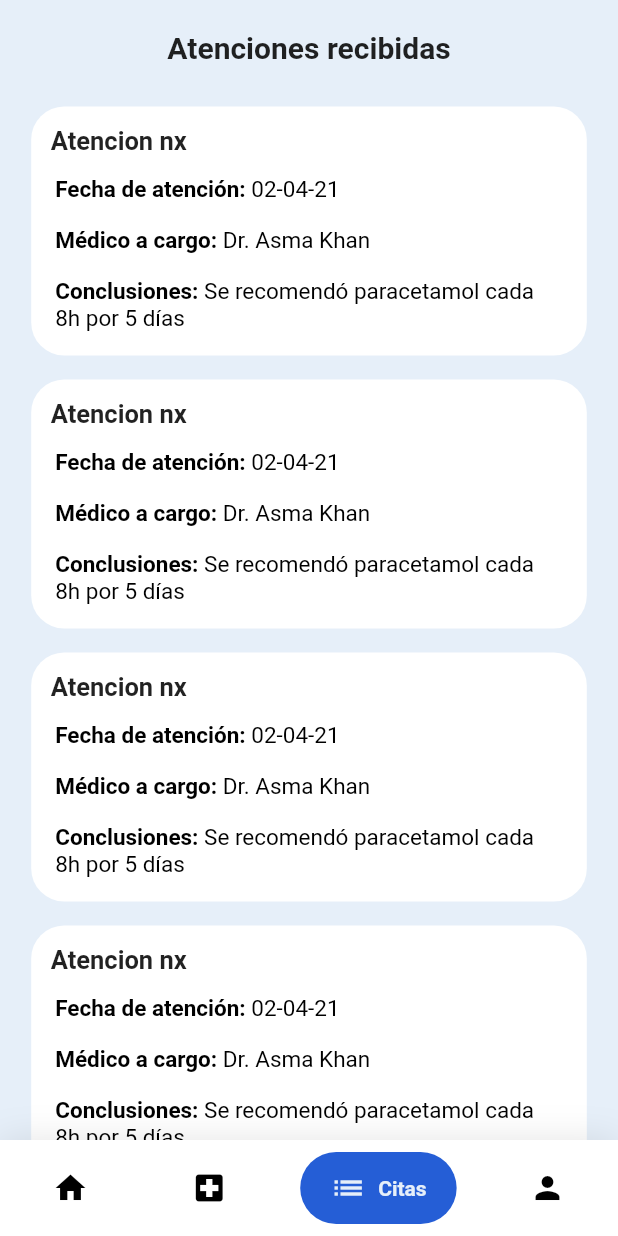
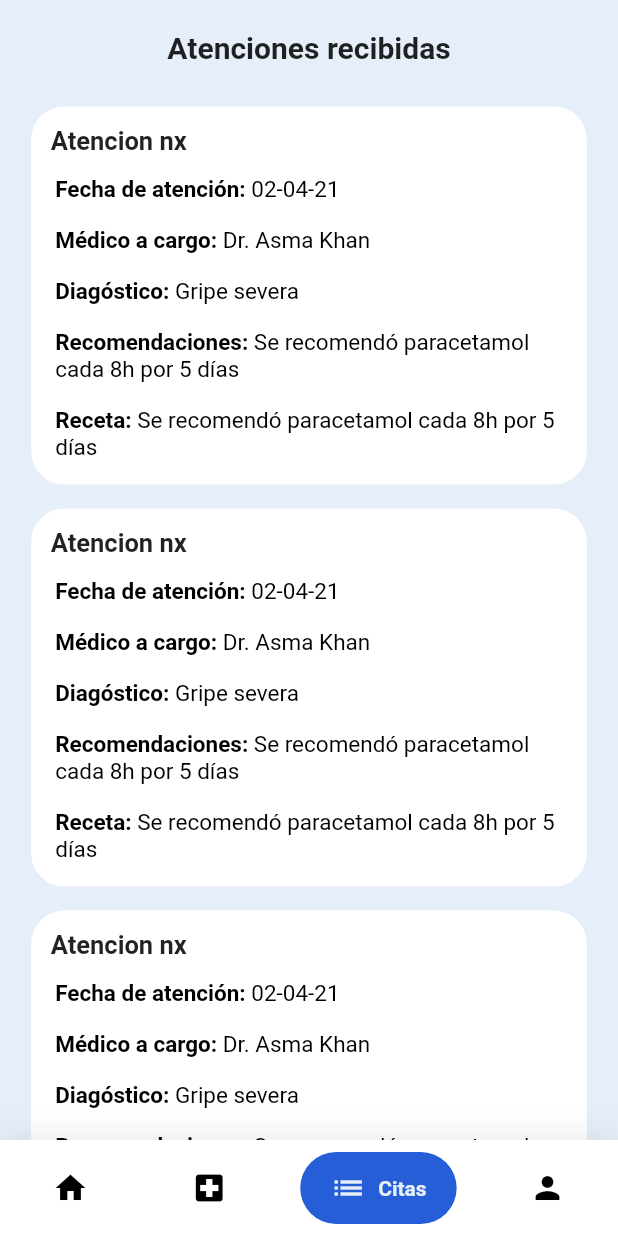
Before and after one commit to asloth/doctor_app, a Flutter app: the NavBarScreen screen opened directly, item 3 of the bottom bar chosen, on a phone screen of 412 x 824 dp. Run offline on Flutter 3.47's test engine with Material 2 defaults, Android fonts, the phone set to English and light mode, and no system bars; drawn by our look-alikes of google_nav_bar; our stand-ins replace flutter_svg, form_field_validator.

Commit message:
estoy apurada

```diff
--- a/lib/screens/attention/attention_screen.dart
+++ b/lib/screens/attention/attention_screen.dart
@@ -30,6 +30,7 @@ class AttentionScreen extends StatelessWidget {
                         '02-04-21',
                         'Dr. Asma Khan',
                         () {},
+                        'Gripe severa',
                         'Se recomendó paracetamol cada 8h por 5 días'),
                   )
                 ],
--- a/lib/screens/attention/components/attention_card.dart
+++ b/lib/screens/attention/components/attention_card.dart
@@ -6,6 +6,7 @@ class AttentionCard extends StatelessWidget {
     this.date,
     this.medico,
     this.press,
+    this.diagnose,
     this.conclusion, {
     Key? key,
   }) : super(key: key);
@@ -14,6 +15,7 @@ class AttentionCard extends StatelessWidget {
   final String date;
   final String medico;
   final String conclusion;
+  final String diagnose;
 
   @override
   Widget build(BuildContext context) {
@@ -41,7 +43,45 @@ class AttentionCard extends StatelessWidget {
               ),
             ),
           ),
-          Padding(
+          AttentionItem(
+            info: date,
+            description: 'Fecha de atención: ',
+          ),
+          AttentionItem(
+            info: medico,
+            description: 'Médico a cargo: ',
+          ),
+          AttentionItem(
+            info: diagnose,
+            description: 'Diagóstico: ',
+          ),
+          AttentionItem(
+            info: conclusion,
+            description: 'Recomendaciones: ',
+          ),
+          AttentionItem(
+            info: conclusion,
+            description: 'Receta: ',
+          ),
+        ],
+      ),
+    );
+  }
+}
+
+class AttentionItem extends StatelessWidget {
+  const AttentionItem({
+    Key? key,
+    required this.info,
+    required this.description,
+  }) : super(key: key);
+
+  final String info;
+  final String description;
+
+  @override
+  Widget build(BuildContext context) {
+    return Padding(
       padding: const EdgeInsets.fromLTRB(
         defaultPadding,
         0,
@@ -50,7 +90,7 @@ class AttentionCard extends StatelessWidget {
       ),
       child: RichText(
         text: TextSpan(
-                text: 'Fecha de atención: ',
+          text: description,
           style: TextStyle(
             color: Colors.black,
             fontWeight: FontWeight.bold,
@@ -58,66 +98,13 @@ class AttentionCard extends StatelessWidget {
           ),
           children: [
             TextSpan(
-                      text: "$date",
+                text: "$info",
                 style: TextStyle(
                   fontWeight: FontWeight.normal,
                 )),
           ],
         ),
       ),
-          ),
-          Padding(
-            padding: const EdgeInsets.fromLTRB(
-              defaultPadding,
-              0,
-              defaultPadding,
-              defaultPadding,
-            ),
-            child: RichText(
-              text: TextSpan(
-                text: 'Médico a cargo: ',
-                style: TextStyle(
-                  color: Colors.black,
-                  fontWeight: FontWeight.bold,
-                  fontSize: 15,
-                ),
-                children: [
-                  TextSpan(
-                      text: "$medico",
-                      style: TextStyle(
-                        fontWeight: FontWeight.normal,
-                      )),
-                ],
-              ),
-            ),
-          ),
-          Padding(
-            padding: const EdgeInsets.fromLTRB(
-              defaultPadding,
-              0,
-              defaultPadding,
-              defaultPadding,
-            ),
-            child: RichText(
-              text: TextSpan(
-                text: 'Conclusiones: ',
-                style: TextStyle(
-                  color: Colors.black,
-                  fontWeight: FontWeight.bold,
-                  fontSize: 15,
-                ),
-                children: [
-                  TextSpan(
-                      text: "$conclusion",
-                      style: TextStyle(
-                        fontWeight: FontWeight.normal,
-                      )),
-                ],
-              ),
-            ),
-          ),
-        ],
-      ),
     );
   }
 }
```
Lines whose indentation alone changed are shown as unchanged.
